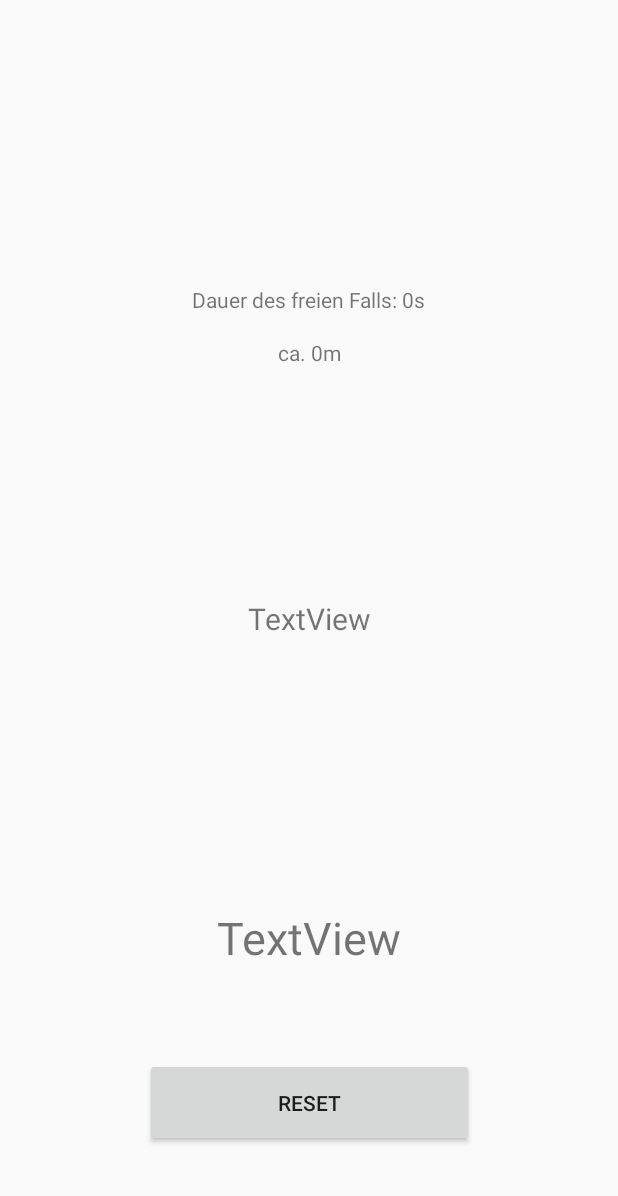
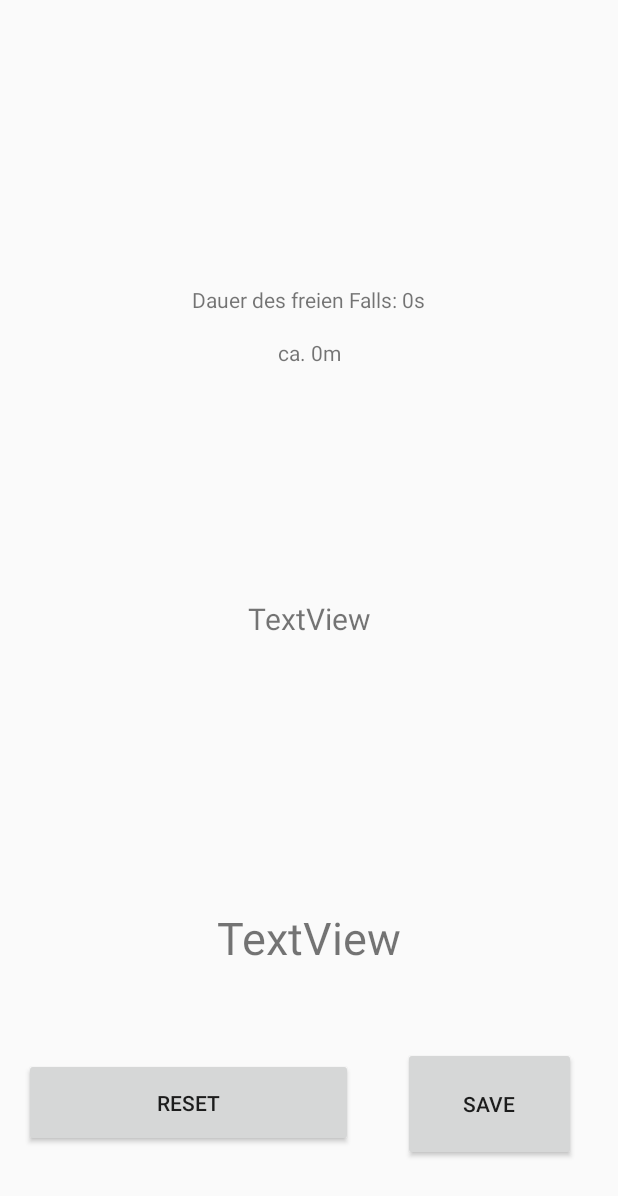
Before and after one commit to hannesDiedrichsen/android_sensor_app, an Android app: the layout activity_main.xml on its own in the app's theme, with its tools: preview values and no code run, on a phone screen of 412 x 824 dp. Shown: the top 1196 px of the screen. Run offline under Robolectric (Android 15) with nearby library versions, the phone set to English and light mode, and no system bars.

Commit message:
Stable commit with save button

```diff
--- a/app/src/main/AndroidManifest.xml
+++ b/app/src/main/AndroidManifest.xml
@@ -1,6 +1,6 @@
 <?xml version="1.0" encoding="utf-8"?>
 <manifest xmlns:android="http://schemas.android.com/apk/res/android"
-    package="com.example.sensoren">
+    package="de.diedrichsen.superapps.sensoren">
 
     <application
         android:allowBackup="true"
--- a/app/src/main/res/layout/activity_main.xml
+++ b/app/src/main/res/layout/activity_main.xml
@@ -8,10 +8,10 @@
     tools:context=".MainActivity">
 
     <TextView
-        android:id="@+id/acceleroMeter_data"
+        android:id="@+id/scrollView"
         android:layout_width="wrap_content"
-        android:layout_height="wrap_content"
-        android:text="TextView"
+        android:layout_height="200sp"
+        android:scrollbars="vertical"
         android:textSize="20sp"
         app:layout_constraintBottom_toBottomOf="parent"
         app:layout_constraintEnd_toEndOf="parent"
@@ -40,7 +40,7 @@
         app:layout_constraintTop_toTopOf="parent" />
 
     <TextView
-        android:id="@+id/dist"
+        android:id="@+id/distTextView"
         android:layout_width="wrap_content"
         android:layout_height="wrap_content"
         android:layout_marginTop="16dp"
@@ -53,11 +53,33 @@
         android:id="@+id/buttonRes"
         android:layout_width="219dp"
         android:layout_height="59dp"
+        android:layout_marginStart="16dp"
         android:layout_marginTop="16dp"
         android:layout_marginBottom="16dp"
         android:text="Reset"
         app:layout_constraintBottom_toBottomOf="parent"
+        app:layout_constraintStart_toStartOf="parent"
+        app:layout_constraintTop_toBottomOf="@+id/xyzAccelerometer" />
+
+    <TextView
+        android:id="@+id/acceleroMeter_data"
+        android:layout_width="wrap_content"
+        android:layout_height="wrap_content"
+        android:text="TextView"
+        android:textSize="20sp"
+        app:layout_constraintBottom_toBottomOf="parent"
         app:layout_constraintEnd_toEndOf="parent"
         app:layout_constraintStart_toStartOf="parent"
-        app:layout_constraintTop_toBottomOf="@+id/xyzAccelerometer" />
+        app:layout_constraintTop_toTopOf="parent" />
+
+    <Button
+        android:id="@+id/buttonWrite"
+        android:layout_width="115dp"
+        android:layout_height="76dp"
+        android:layout_marginEnd="28dp"
+        android:text="Save"
+        app:layout_constraintBottom_toBottomOf="parent"
+        app:layout_constraintEnd_toEndOf="parent"
+        app:layout_constraintTop_toBottomOf="@+id/xyzAccelerometer"
+        app:layout_constraintVertical_bias="0.512" />
 </androidx.constraintlayout.widget.ConstraintLayout>
--- a/build.gradle
+++ b/build.gradle
@@ -7,6 +7,7 @@ buildscript {
     }
     dependencies {
         classpath 'com.android.tools.build:gradle:4.1.0'
+        //noinspection DifferentKotlinGradleVersion
         classpath "org.jetbrains.kotlin:kotlin-gradle-plugin:$kotlin_version"
 
         // NOTE: Do not place your application dependencies here; they belong
```
Also changed, not shown: app/build.gradle (+5 -5 lines), app/src/main/java/com/example/sensoren/MainActivity.kt (deleted, +0 -132 lines), app/src/main/java/de/diedrichsen/superapps/sensoren/MainActivity.kt (added, +156 -0 lines), app/src/main/res/drawable/ic_launcher_foreground.xml (renamed from app/src/main/res/drawable-v24/ic_launcher_foreground.xml), 3 other files.
